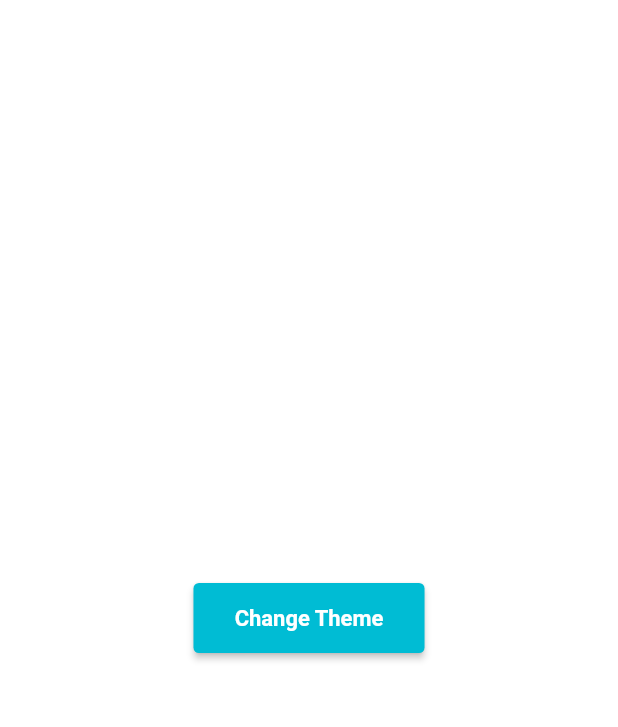
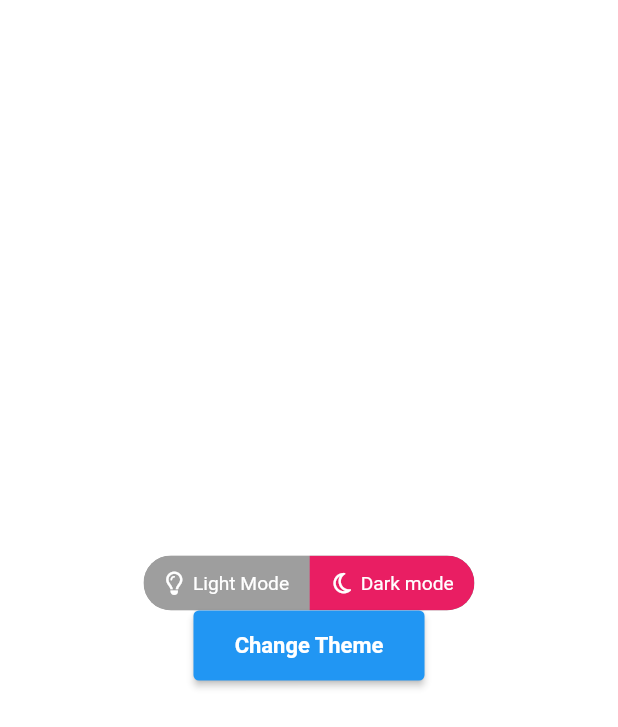
Before and after one commit to ScribbleRiyad/test_project, a Flutter app: the HomePage screen opened by its route, on a phone screen of 412 x 824 dp. Shown: the top 727 px of the screen. Run offline on Flutter 3.47's test engine with Material 2 defaults, Android fonts, the phone set to English and light mode, and no system bars; drawn by our look-alikes of toggle_switch; our stand-ins replace auto_route, dio, font_awesome_flutter, get, get_storage, google_fonts and 1 more; accounts and stored records are empty.

Commit message:
dark Mode Setup

```diff
--- a/lib/app/Presentation/Home/home_screen.dart
+++ b/lib/app/Presentation/Home/home_screen.dart
@@ -1,6 +1,8 @@
 import 'package:auto_route/auto_route.dart';
 import 'package:flutter/material.dart';
+import 'package:font_awesome_flutter/font_awesome_flutter.dart';
 import 'package:get/get.dart';
+import 'package:toggle_switch/toggle_switch.dart';
 import '../../Utils/theme_service.dart';
 
 @RoutePage()
@@ -20,9 +22,27 @@ class _HomePageState extends State<HomePage> {
         child: Column(
           mainAxisAlignment: MainAxisAlignment.center,
           children: [
+            ToggleSwitch(
+              minWidth: 120.0,
+              initialLabelIndex: 1,
+              cornerRadius: 20.0,
+              activeFgColor: Colors.white,
+              inactiveBgColor: Colors.grey,
+              inactiveFgColor: Colors.white,
+              totalSwitches: 2,
+              labels: const ['Light Mode', 'Dark mode'],
+              icons: const [FontAwesomeIcons.lightbulb, FontAwesomeIcons.moon],
+              activeBgColors: const [
+                [Colors.blue],
+                [Colors.pink]
+              ],
+              onToggle: (index) {
+                print('switched to: $index');
+              },
+            ),
             ElevatedButton(
                 style: ElevatedButton.styleFrom(
-                  primary: context.theme.buttonColor,
+                  backgroundColor: context.theme.primaryColor,
                   padding:
                       const EdgeInsets.symmetric(horizontal: 30, vertical: 16),
                   textStyle: const TextStyle(
--- a/lib/app/Utils/theme_styles.dart
+++ b/lib/app/Utils/app_styles.dart
@@ -1,9 +1,9 @@
 import 'package:flutter/material.dart';
 
 class AppStyles {
-  // static const Color scaffoldBackgroundColor = Color(0xFFDAEFFF);
-  // static const Color primaryColor = Color(0xFF000096);
-  // static const Color primaryAccentColor = Color(0xFF73D5FF);
+  static const Color primaryColor = Color(0xFF000096);
+  static const Color primaryAccentColor = Color(0xFF73D5FF);
+  static const Color primaryBccentColor = Color(0xFFFEFF86);
 
   //Flutter Color
   static const Color primaryTextColor = Colors.white;
--- a/lib/app/Utils/theme_data.dart
+++ b/lib/app/Utils/theme_data.dart
@@ -1,32 +1,32 @@
 import 'package:flutter/material.dart';
 import 'package:google_fonts/google_fonts.dart';
 
+import 'app_styles.dart';
+
 class Themes {
   static final light = ThemeData.light().copyWith(
-    brightness: Brightness.dark,
-colorScheme:const ColorScheme.light(
-    brightness :Brightness.light,
-    onSecondary : Colors.black,
-  error :  Color(0xffb00020),
-    onError : Colors.white,
-       background : Colors.white,
-     onBackground : Colors.black,
-     surface = Colors.white,   Color onSurface = Colors.black,   Color? surfaceVariant,   Color? onSurfaceVariant,   Color? outline,   Color? outlineVariant,   Color? shadow,   Color? scrim,   Color? inverseSurface,   Color? onInverseSurface,   Color? inversePrimary,   Color? surfaceTint,   Color? primaryVariant = const Color(0xff3700b3),   Color? secondaryVariant = const Color(0xff018786)
-)  ,
+    brightness: Brightness.light,
+    colorScheme: const ColorScheme.light(
+      brightness: Brightness.light,
+      primary: AppStyles.primaryColor,
+      onPrimary: AppStyles.whiteColor,
+      secondary: Color(0xff03dac6),
+      onSecondary: AppStyles.blackColor,
+      error: Color(0xffb00020),
+      onError: AppStyles.whiteColor,
+      background: AppStyles.whiteColor,
+      onBackground: AppStyles.blackColor,
+      surface: AppStyles.whiteColor,
+      onSurface: AppStyles.blackColor,
+    ),
     visualDensity: VisualDensity.adaptivePlatformDensity,
-    backgroundColor: Colors.white,
-    buttonColor: Colors.cyan,
-    bottomAppBarColor: Colors.cyan,
     buttonTheme: const ButtonThemeData(
-      buttonColor: Colors.cyan,
-      textTheme: ButtonTextTheme.primary,
+      buttonColor: Colors.blue,
+      textTheme: ButtonTextTheme.accent,
     ),
   );
   static final dark = ThemeData.dark().copyWith(
-    visualDensity: VisualDensity.adaptivePlatformDensity,
     backgroundColor: Colors.black,
-    buttonColor: Colors.deepPurple,
-    bottomAppBarColor: Colors.deepPurple,
     buttonTheme: const ButtonThemeData(
       buttonColor: Colors.deepPurple,
       textTheme: ButtonTextTheme.primary,
--- a/lib/app/Widgets/custom_button.dart
+++ b/lib/app/Widgets/custom_button.dart
@@ -1,6 +1,6 @@
 import 'package:flutter/material.dart';
 
-import '../Utils/theme_styles.dart';
+import '../Utils/app_styles.dart';
 import 'garibook_text_widgets.dart';
 
 class CustomizeButton extends StatelessWidget {
--- a/lib/app/Widgets/garibook_text_widgets.dart
+++ b/lib/app/Widgets/garibook_text_widgets.dart
@@ -1,7 +1,7 @@
 import 'package:flutter/material.dart';
 import 'package:get/get.dart';
 
-import '../Utils/theme_styles.dart';
+import '../Utils/app_styles.dart';
 
 class GaribookTextWidget extends StatelessWidget {
   final String text;
```
